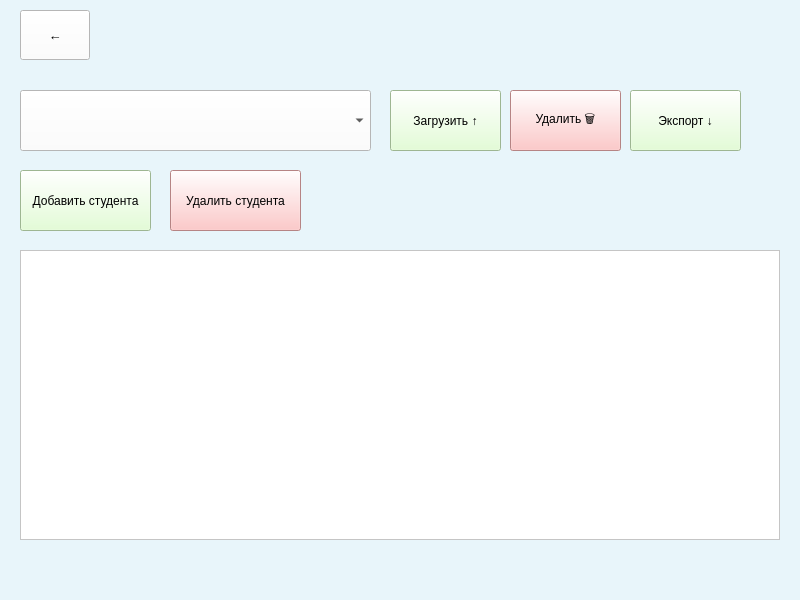
Before: the Qt Designer form qt/event.ui in andrei-229/valanter_app, drawn with Qt 5.
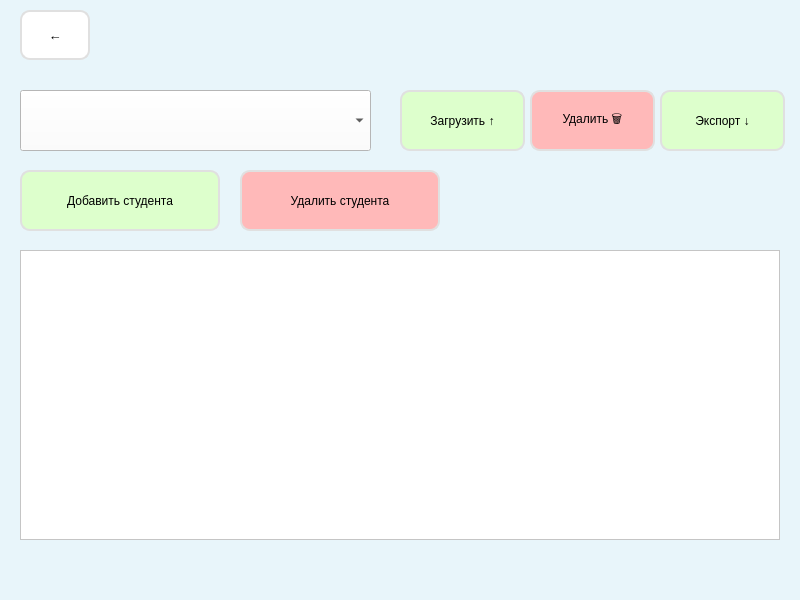
After: the same form once the commit is applied.

The edit to the form file:
```diff
--- a/qt/event.ui
+++ b/qt/event.ui
@@ -46,20 +46,36 @@
    <widget class="QPushButton" name="download_but">
     <property name="geometry">
      <rect>
-      <x>390</x>
+      <x>400</x>
       <y>90</y>
-      <width>111</width>
+      <width>125</width>
       <height>61</height>
      </rect>
     </property>
+    <property name="minimumSize">
+     <size>
+      <width>125</width>
+      <height>0</height>
+     </size>
+    </property>
+    <property name="maximumSize">
+     <size>
+      <width>125</width>
+      <height>16777215</height>
+     </size>
+    </property>
     <property name="styleSheet">
      <string notr="true">QPushButton{
 background-color: rgb(221, 255, 204);
+border: 2px solid #E0E0E0;
+border-radius: 10px;
 }
 QPushButton:hover{
 background-color: rgb(220, 255, 166);
 }
-</string>
+QPushButton:pressed{
+border: 2px solid #404040;
+}</string>
     </property>
     <property name="text">
      <string>Загрузить ↑</string>
@@ -68,20 +84,36 @@
    <widget class="QPushButton" name="delete_but">
     <property name="geometry">
      <rect>
-      <x>510</x>
+      <x>530</x>
       <y>90</y>
-      <width>111</width>
+      <width>125</width>
       <height>61</height>
      </rect>
     </property>
+    <property name="minimumSize">
+     <size>
+      <width>125</width>
+      <height>0</height>
+     </size>
+    </property>
+    <property name="maximumSize">
+     <size>
+      <width>125</width>
+      <height>16777215</height>
+     </size>
+    </property>
     <property name="styleSheet">
      <string notr="true">QPushButton{
 background-color: rgb(255, 185, 185);
+border: 2px solid #E0E0E0;
+border-radius: 10px;
 }
 QPushButton:hover{
 background-color: rgb(255, 128, 128);
 }
-</string>
+QPushButton:pressed{
+border: 2px solid #404040;
+}</string>
     </property>
     <property name="text">
      <string>Удалить 🗑️</string>
@@ -141,11 +173,15 @@
     <property name="styleSheet">
      <string notr="true">QPushButton{
 background-color: rgb(255, 255, 255);
+border: 2px solid #E0E0E0;
+border-radius: 10px;
 }
 QPushButton:hover{
 background-color: rgb(242, 255, 235);
 }
-</string>
+QPushButton:pressed{
+border: 2px solid #404040;
+}</string>
     </property>
     <property name="text">
      <string>←</string>
@@ -156,13 +192,27 @@
      <rect>
       <x>20</x>
       <y>170</y>
-      <width>131</width>
+      <width>200</width>
       <height>61</height>
      </rect>
     </property>
+    <property name="minimumSize">
+     <size>
+      <width>200</width>
+      <height>0</height>
+     </size>
+    </property>
+    <property name="maximumSize">
+     <size>
+      <width>200</width>
+      <height>16777215</height>
+     </size>
+    </property>
     <property name="styleSheet">
      <string notr="true">QPushButton{
 background-color: rgb(221, 255, 204);
+border: 2px solid #E0E0E0;
+border-radius: 10px;
 }
 QPushButton:hover{
 background-color: rgb(201, 255, 128);
@@ -176,20 +226,37 @@
    <widget class="QPushButton" name="delete_student_but">
     <property name="geometry">
      <rect>
-      <x>170</x>
+      <x>240</x>
       <y>170</y>
-      <width>131</width>
+      <width>200</width>
       <height>61</height>
      </rect>
     </property>
+    <property name="minimumSize">
+     <size>
+      <width>200</width>
+      <height>0</height>
+     </size>
+    </property>
+    <property name="maximumSize">
+     <size>
+      <width>200</width>
+      <height>16777215</height>
+     </size>
+    </property>
     <property name="styleSheet">
-     <string notr="true">QPushButton{
+     <string notr="true">
+QPushButton{
 background-color: rgb(255, 185, 185);
+border: 2px solid #E0E0E0;
+border-radius: 10px;
 }
 QPushButton:hover{
 background-color: rgb(255, 128, 128);
 }
-</string>
+QPushButton:pressed{
+border: 2px solid #404040;
+}</string>
     </property>
     <property name="text">
      <string>Удалить студента</string>
@@ -198,15 +265,29 @@
    <widget class="QPushButton" name="export_btn">
     <property name="geometry">
      <rect>
-      <x>630</x>
+      <x>660</x>
       <y>90</y>
-      <width>111</width>
+      <width>125</width>
       <height>61</height>
      </rect>
     </property>
+    <property name="minimumSize">
+     <size>
+      <width>125</width>
+      <height>0</height>
+     </size>
+    </property>
+    <property name="maximumSize">
+     <size>
+      <width>125</width>
+      <height>16777215</height>
+     </size>
+    </property>
     <property name="styleSheet">
      <string notr="true">QPushButton{
 background-color: rgb(221, 255, 204);
+border: 2px solid #E0E0E0;
+border-radius: 10px;
 }
 QPushButton:hover{
 background-color: rgb(201, 255, 128);
```
Left out of the diff: 19 changed lines with no effect on the pictures.
